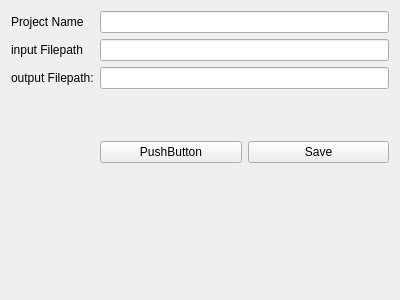
Qt form CiaicMemorias/ProjectEditor.ui (irgNemo/oscarMariscal) before a commit.
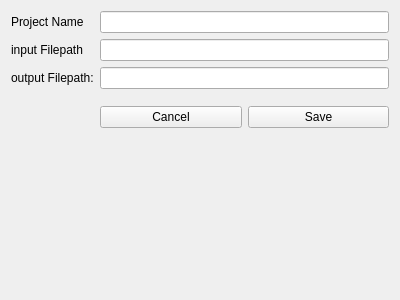
The same form after that commit.

Commit message: XmlFileWriter added, as well project editor semi functional.

What changed in the file:
```diff
--- a/CiaicMemorias/ProjectEditor.ui
+++ b/CiaicMemorias/ProjectEditor.ui
@@ -62,7 +62,7 @@
          <item>
           <widget class="QPushButton" name="cancelButton">
            <property name="text">
-            <string>PushButton</string>
+            <string>Cancel</string>
            </property>
           </widget>
          </item>
@@ -81,13 +81,7 @@
           <enum>Qt::Vertical</enum>
          </property>
          <property name="sizeType">
-          <enum>QSizePolicy::Maximum</enum>
-         </property>
-         <property name="sizeHint" stdset="0">
-          <size>
-           <width>20</width>
-           <height>40</height>
-          </size>
+          <enum>QSizePolicy::Preferred</enum>
          </property>
         </spacer>
        </item>
```
Left out of the diff: 2 changed lines with no effect on the pictures. The commit also changes 7 other files.
